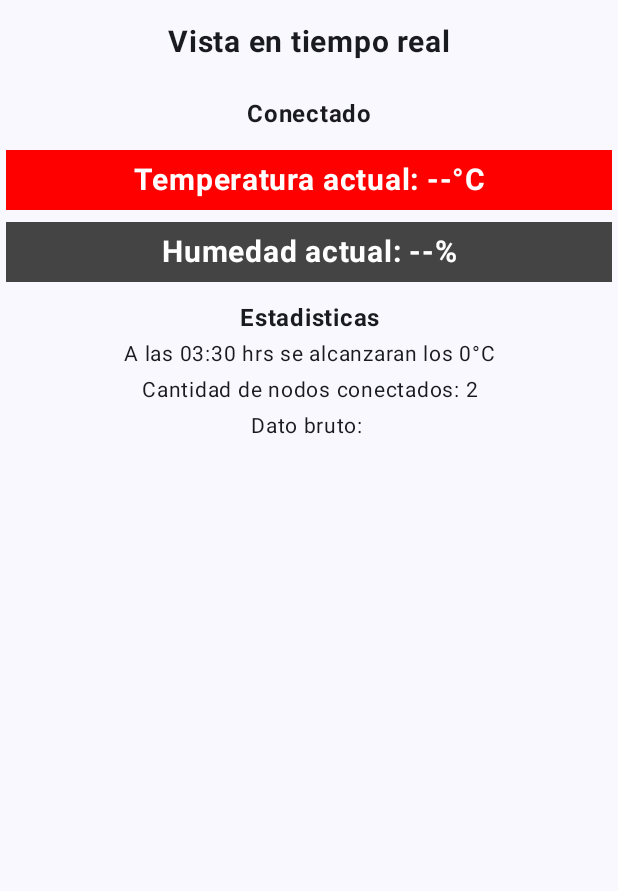
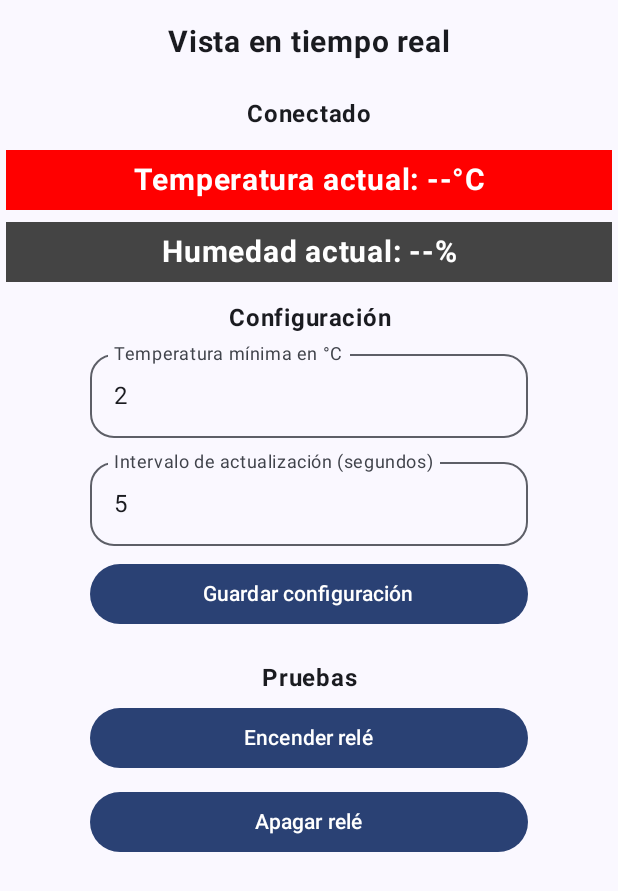
Before and after one commit to istvian/AppIOT, an Android app built with Jetpack Compose: the RealtimeScreen screen opened through its navigation route, on a phone screen of 412 x 824 dp. Shown: the top 891 px of the screen. Run offline under Robolectric (Android 15) with nearby library versions, the phone set to English and light mode, and no system bars; our stand-ins replace Firebase (no records; nobody signed in at launch, a user with empty details on screens opened directly).

Commit message:
Agrego comunicacion de app a esp32

```diff
--- a/app/src/main/java/com/example/appiot/screens/RealtimeScreen.kt
+++ b/app/src/main/java/com/example/appiot/screens/RealtimeScreen.kt
@@ -1,6 +1,8 @@
 package com.example.appiot.screens
 
+import android.os.Debug
 import android.util.Log
+import android.widget.Toast
 import androidx.compose.foundation.background
 import androidx.compose.foundation.layout.Arrangement
 import androidx.compose.foundation.layout.Column
@@ -22,6 +24,7 @@ import androidx.compose.runtime.LaunchedEffect
 import androidx.compose.runtime.getValue
 import androidx.compose.runtime.mutableStateOf
 import androidx.compose.runtime.remember
+import androidx.compose.runtime.rememberCoroutineScope
 import androidx.compose.runtime.setValue
 import androidx.compose.ui.Alignment
 import androidx.compose.ui.Modifier
@@ -39,11 +42,17 @@ import com.example.appiot.service.ble.BleConnectionState
 import com.example.appiot.ui.theme.AppIOTTheme
 import androidx.lifecycle.compose.collectAsStateWithLifecycle
 import org.json.JSONObject
+import kotlinx.coroutines.delay
+import kotlinx.coroutines.launch
+import kotlin.time.Duration.Companion.milliseconds
 
 
 @Composable
 fun RealtimeScreen(bleManager: BleConnectionManager, modifier: Modifier = Modifier) {
     val context = LocalContext.current
+    val scope = rememberCoroutineScope()
+    var intervaloActualizacion by remember { mutableStateOf(5) }
+    var temperaturaMinima by remember { mutableStateOf(2) }
 
     // 1. Estados para almacenar los datos recibidos del ESP32
     var temperatura by remember { mutableStateOf("--") }
@@ -65,6 +74,7 @@ fun RealtimeScreen(bleManager: BleConnectionManager, modifier: Modifier = Modifi
             try {
                 // Parsear el JSON recibido (ejemplo: {"temperatura": 24.5, "humedad": 60})
                 val json = JSONObject(rawJson)
+                Log.d("Json",rawJson)
                 if (json.has("temperatura")) {
                     temperatura = "${json.getDouble("temperatura")}"
                 }
@@ -77,7 +87,8 @@ fun RealtimeScreen(bleManager: BleConnectionManager, modifier: Modifier = Modifi
                 ultimaActualizacion = "Última actualización: hace 5 segundos"
             } catch (e: Exception) {
                 // Si el ESP32 no envía JSON sino texto plano
-                Log.d("Error", "ocurrio un error")
+                Log.d("Error", e.toString())
+                Log.d("JSONError", rawJson)
                 ultimaActualizacion = "Dato bruto: $rawJson"
             }
         }
@@ -144,32 +155,103 @@ fun RealtimeScreen(bleManager: BleConnectionManager, modifier: Modifier = Modifi
         }
         Column(
             modifier
-                .fillMaxWidth()
-                .padding(8.dp),
+                .padding(8.dp)
+                .width(300.dp),
             horizontalAlignment = Alignment.CenterHorizontally
         ) {
             Text(
-                text = "Estadisticas",
+                text = "Configuración",
                 textAlign = TextAlign.Center,
                 fontWeight = FontWeight.Bold
             )
+            OutlinedTextField(
+                value = if (temperaturaMinima == 0) "" else temperaturaMinima.toString(),
+                onValueChange = { nuevoTexto: String ->
+                    // Filtrar para permitir solo números y hacer conversión segura
+                    val textoLimpio = nuevoTexto.filter { it.isDigit() }
+                    temperaturaMinima = textoLimpio.toIntOrNull() ?: 0
+                },
+                label = { Text("Temperatura mínima en °C") },
+                shape = RoundedCornerShape(16.dp),
+                keyboardOptions = KeyboardOptions(
+                    keyboardType = KeyboardType.Number, imeAction = ImeAction.Next
+                ),
+                singleLine = true,
+                modifier = Modifier
+                    .padding(4.dp)
+                    .fillMaxWidth()
+            )
+            OutlinedTextField(
+                value = if (intervaloActualizacion == 0) "" else intervaloActualizacion.toString(),
+                onValueChange = { nuevoTexto: String ->
+                    // Filtrar para permitir solo números y hacer conversión segura
+                    val textoLimpio = nuevoTexto.filter { it.isDigit() }
+                    intervaloActualizacion = textoLimpio.toIntOrNull() ?: 0
+                },
+                label = { Text("Intervalo de actualización (segundos)") },
+                shape = RoundedCornerShape(16.dp),
+                keyboardOptions = KeyboardOptions(
+                    keyboardType = KeyboardType.Number,
+                    imeAction = ImeAction.Next
+                ),
+                singleLine = true,
+                modifier = Modifier
+                    .padding(4.dp)
+                    .fillMaxWidth()
+            )
+            Button(
+                onClick = {
+                    scope.launch {
+                        bleManager.cambiarTiempoRefresco(intervaloActualizacion * 1000)
+                        delay(200.milliseconds) // Pausa de 200 ms para dar tiempo al bus BLE
+                        bleManager.temperaturaMinima(temperaturaMinima)
+                    }
+                    Toast.makeText(
+                        context,
+                        "Configuración guardada correctamente",
+                        Toast.LENGTH_LONG
+                    ).show()
+                }, modifier = Modifier
+                    .padding(4.dp)
+                    .fillMaxWidth()
+            ) { Text(text = "Guardar configuración") }
+        }
+        Column(
+            modifier
+                .padding(8.dp)
+                .width(300.dp),
+            horizontalAlignment = Alignment.CenterHorizontally
+        ) {
             Text(
-                text = "A las 03:30 hrs se alcanzaran los 0°C",
+                text = "Pruebas",
                 textAlign = TextAlign.Center,
-                fontSize = 14.sp
+                fontWeight = FontWeight.Bold
             )
-            Text(
-                text = "Cantidad de nodos conectados: 2",
-                textAlign = TextAlign.Center,
-                fontSize = 14.sp
-            )
-            Text(
-                text = ultimaActualizacion,
-                textAlign = TextAlign.Center,
-                fontSize = 14.sp
-            )
+            Button(
+                onClick = {
+                    bleManager.controlarPin(true)
+                    Toast.makeText(
+                        context,
+                        "Relé encendido",
+                        Toast.LENGTH_LONG
+                    ).show()
+                }, modifier = Modifier
+                    .padding(4.dp)
+                    .fillMaxWidth()
+            ) { Text(text = "Encender relé") }
+            Button(
+                onClick = {
+                    bleManager.controlarPin(false)
+                    Toast.makeText(
+                        context,
+                        "Relé apagado",
+                        Toast.LENGTH_LONG
+                    ).show()
+                }, modifier = Modifier
+                    .padding(4.dp)
+                    .fillMaxWidth()
+            ) { Text(text = "Apagar relé") }
         }
-
     }
 }
 
```
Also changed, not shown: app/src/main/java/com/example/appiot/service/ble/BleConnectionManager.kt (+120 -20 lines).
